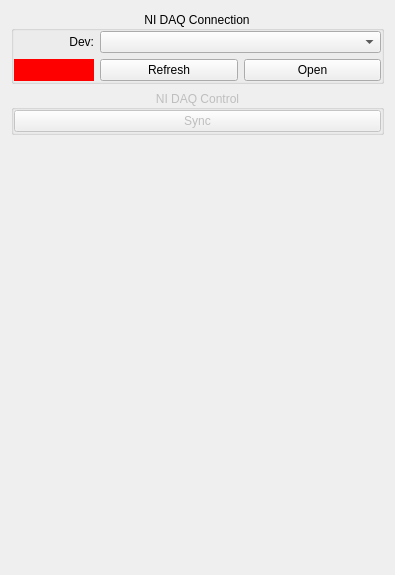
Old version of the form NIDAQ/nidaq_config.ui in the repository EdwarDu/autools.
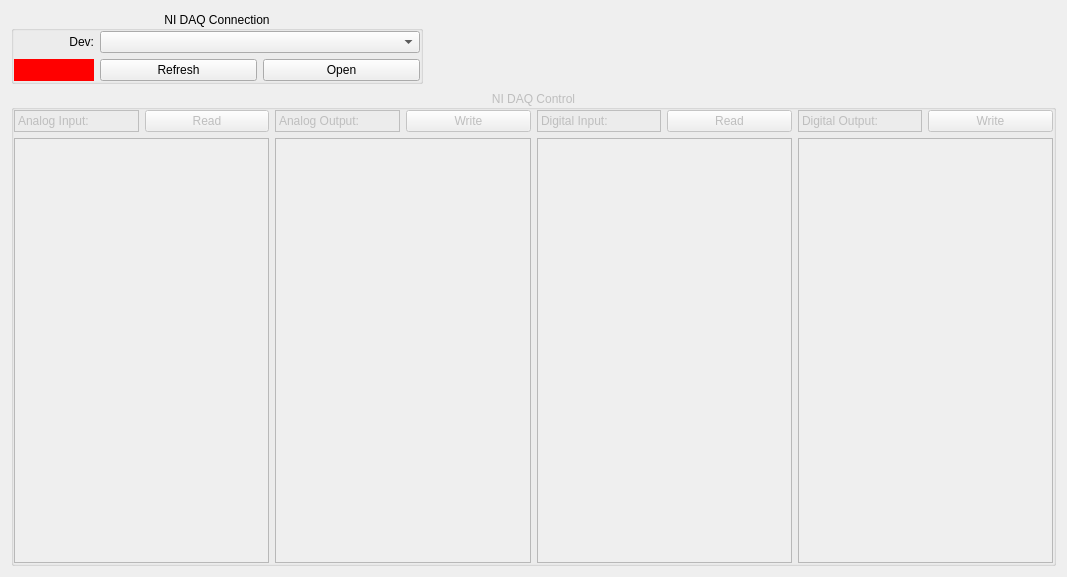
New version of the form.

The edit to the form file:
```diff
--- a/NIDAQ/nidaq_config.ui
+++ b/NIDAQ/nidaq_config.ui
@@ -6,14 +6,16 @@
    <rect>
     <x>0</x>
     <y>0</y>
-    <width>395</width>
-    <height>575</height>
+    <width>1067</width>
+    <height>577</height>
    </rect>
   </property>
   <property name="windowTitle">
    <string>NIDAQ Configuration</string>
   </property>
-  <layout class="QVBoxLayout" name="verticalLayout">
+  <layout class="QVBoxLayout" name="verticalLayout_6" stretch="0,1">
+   <item>
+    <layout class="QHBoxLayout" name="horizontalLayout">
    <item>
     <widget class="QGroupBox" name="groupBox">
      <property name="title">
@@ -37,7 +39,7 @@
       </property>
       <item>
        <layout class="QGridLayout" name="gridLayout_6">
-        <item row="1" column="3">
+          <item row="1" column="2">
          <widget class="QPushButton" name="pushButton_Conn">
           <property name="toolTip">
            <string/>
@@ -85,7 +87,7 @@
           </property>
          </widget>
         </item>
-        <item row="1" column="2">
+          <item row="1" column="1">
          <widget class="QPushButton" name="pushButton_Refresh">
           <property name="toolTip">
            <string/>
@@ -95,13 +97,41 @@
           </property>
          </widget>
         </item>
-        <item row="0" column="2" colspan="2">
-         <widget class="QComboBox" name="comboBox_Device"/>
+          <item row="0" column="1" colspan="2">
+           <widget class="QComboBox" name="comboBox_Device">
+            <property name="sizePolicy">
+             <sizepolicy hsizetype="MinimumExpanding" vsizetype="Fixed">
+              <horstretch>0</horstretch>
+              <verstretch>0</verstretch>
+             </sizepolicy>
+            </property>
+            <property name="minimumSize">
+             <size>
+              <width>320</width>
+              <height>0</height>
+             </size>
+            </property>
+           </widget>
         </item>
        </layout>
       </item>
      </layout>
     </widget>
+     </item>
+     <item>
+      <spacer name="horizontalSpacer">
+       <property name="orientation">
+        <enum>Qt::Horizontal</enum>
+       </property>
+       <property name="sizeHint" stdset="0">
+        <size>
+         <width>40</width>
+         <height>20</height>
+        </size>
+       </property>
+      </spacer>
+     </item>
+    </layout>
    </item>
    <item>
     <widget class="QGroupBox" name="groupBox_Control">
@@ -128,30 +158,224 @@
        <number>0</number>
       </property>
       <item>
-       <widget class="QPushButton" name="pushButton_Sync">
+       <layout class="QGridLayout" name="gridLayout">
+        <item row="0" column="4">
+         <widget class="QLabel" name="label_3">
+          <property name="frameShape">
+           <enum>QFrame::Box</enum>
+          </property>
         <property name="text">
-         <string>Sync</string>
+           <string>Digital Input:</string>
         </property>
        </widget>
       </item>
+        <item row="0" column="5">
+         <widget class="QPushButton" name="pushButton_ReadDi">
+          <property name="text">
+           <string>Read</string>
+          </property>
+         </widget>
+        </item>
+        <item row="0" column="6">
+         <widget class="QLabel" name="label_4">
+          <property name="frameShape">
+           <enum>QFrame::Box</enum>
+          </property>
+          <property name="text">
+           <string>Digital Output:</string>
+          </property>
+         </widget>
+        </item>
+        <item row="0" column="1">
+         <widget class="QPushButton" name="pushButton_ReadAi">
+          <property name="text">
+           <string>Read</string>
+          </property>
+         </widget>
+        </item>
+        <item row="0" column="2">
+         <widget class="QLabel" name="label_2">
+          <property name="frameShape">
+           <enum>QFrame::Box</enum>
+          </property>
+          <property name="text">
+           <string>Analog Output:</string>
+          </property>
+         </widget>
+        </item>
+        <item row="0" column="3">
+         <widget class="QPushButton" name="pushButton_WriteAo">
+          <property name="text">
+           <string>Write</string>
+          </property>
+         </widget>
+        </item>
+        <item row="1" column="0" rowspan="2" colspan="2">
+         <widget class="QScrollArea" name="scrollArea">
+          <property name="widgetResizable">
+           <bool>true</bool>
+          </property>
+          <widget class="QWidget" name="scrollAreaWidgetContents">
+           <property name="geometry">
+            <rect>
+             <x>0</x>
+             <y>0</y>
+             <width>255</width>
+             <height>418</height>
+            </rect>
+           </property>
+           <layout class="QVBoxLayout" name="verticalLayout">
+            <property name="leftMargin">
+             <number>0</number>
+            </property>
+            <property name="topMargin">
+             <number>0</number>
+            </property>
+            <property name="rightMargin">
+             <number>0</number>
+            </property>
+            <property name="bottomMargin">
+             <number>0</number>
+            </property>
       <item>
        <layout class="QGridLayout" name="gridLayout_Channels"/>
       </item>
      </layout>
     </widget>
-   </item>
+         </widget>
+        </item>
+        <item row="0" column="0">
+         <widget class="QLabel" name="label">
+          <property name="frameShape">
+           <enum>QFrame::Box</enum>
+          </property>
+          <property name="text">
+           <string>Analog Input:</string>
+          </property>
+         </widget>
+        </item>
+        <item row="0" column="7">
+         <widget class="QPushButton" name="pushButton_WriteDo">
+          <property name="text">
+           <string>Write</string>
+          </property>
+         </widget>
+        </item>
+        <item row="1" column="2" rowspan="2" colspan="2">
+         <widget class="QScrollArea" name="scrollArea_2">
+          <property name="widgetResizable">
+           <bool>true</bool>
+          </property>
+          <widget class="QWidget" name="scrollAreaWidgetContents_2">
+           <property name="geometry">
+            <rect>
+             <x>0</x>
+             <y>0</y>
+             <width>254</width>
+             <height>418</height>
+            </rect>
+           </property>
+           <layout class="QVBoxLayout" name="verticalLayout_2">
+            <property name="spacing">
+             <number>0</number>
+            </property>
+            <property name="leftMargin">
+             <number>0</number>
+            </property>
+            <property name="topMargin">
+             <number>0</number>
+            </property>
+            <property name="rightMargin">
+             <number>0</number>
+            </property>
+            <property name="bottomMargin">
+             <number>0</number>
+            </property>
    <item>
-    <spacer name="verticalSpacer">
-     <property name="orientation">
-      <enum>Qt::Vertical</enum>
-     </property>
-     <property name="sizeHint" stdset="0">
-      <size>
-       <width>20</width>
-       <height>815</height>
-      </size>
-     </property>
-    </spacer>
+             <layout class="QGridLayout" name="gridLayout_AoChs"/>
+            </item>
+           </layout>
+          </widget>
+         </widget>
+        </item>
+        <item row="1" column="4" rowspan="2" colspan="2">
+         <widget class="QScrollArea" name="scrollArea_3">
+          <property name="widgetResizable">
+           <bool>true</bool>
+          </property>
+          <widget class="QWidget" name="scrollAreaWidgetContents_3">
+           <property name="geometry">
+            <rect>
+             <x>0</x>
+             <y>0</y>
+             <width>255</width>
+             <height>418</height>
+            </rect>
+           </property>
+           <layout class="QVBoxLayout" name="verticalLayout_3">
+            <property name="spacing">
+             <number>0</number>
+            </property>
+            <property name="leftMargin">
+             <number>0</number>
+            </property>
+            <property name="topMargin">
+             <number>0</number>
+            </property>
+            <property name="rightMargin">
+             <number>0</number>
+            </property>
+            <property name="bottomMargin">
+             <number>0</number>
+            </property>
+            <item>
+             <layout class="QGridLayout" name="gridLayout_DiChs"/>
+            </item>
+           </layout>
+          </widget>
+         </widget>
+        </item>
+        <item row="1" column="6" rowspan="2" colspan="2">
+         <widget class="QScrollArea" name="scrollArea_4">
+          <property name="widgetResizable">
+           <bool>true</bool>
+          </property>
+          <widget class="QWidget" name="scrollAreaWidgetContents_4">
+           <property name="geometry">
+            <rect>
+             <x>0</x>
+             <y>0</y>
+             <width>256</width>
+             <height>418</height>
+            </rect>
+           </property>
+           <layout class="QVBoxLayout" name="verticalLayout_4">
+            <property name="spacing">
+             <number>0</number>
+            </property>
+            <property name="leftMargin">
+             <number>0</number>
+            </property>
+            <property name="topMargin">
+             <number>0</number>
+            </property>
+            <property name="rightMargin">
+             <number>0</number>
+            </property>
+            <property name="bottomMargin">
+             <number>0</number>
+            </property>
+            <item>
+             <layout class="QGridLayout" name="gridLayout_DoChs"/>
+            </item>
+           </layout>
+          </widget>
+         </widget>
+        </item>
+       </layout>
+      </item>
+     </layout>
+    </widget>
    </item>
   </layout>
  </widget>
```
Left out of the diff: 5 changed lines with no effect on the pictures. Lines whose indentation alone changed are shown as unchanged.
